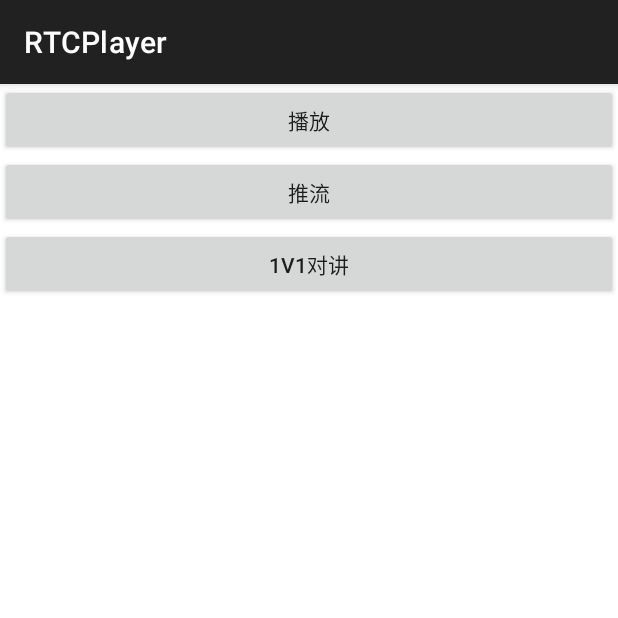
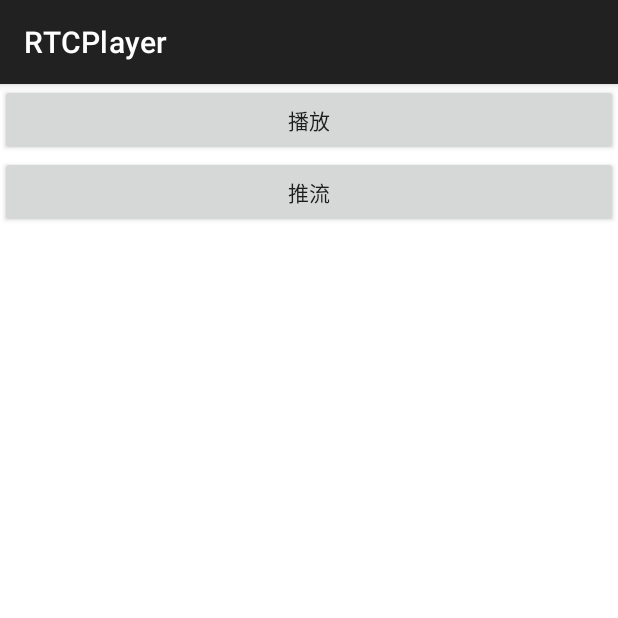
Before and after one commit to leo94666/RTCPlayer, an Android app: the screen it shows after launch (MainActivity), on a phone screen of 412 x 824 dp, the top half of it. Run offline under Robolectric (Android 15) with nearby library versions, the phone set to English and light mode, and no system bars; libraries missing offline, so code that uses them is left out: com.rtc.core; 1 statement that could not run was skipped.

Commit message:
移除1v1对讲

```diff
--- a/app/src/main/res/layout/activity_main.xml
+++ b/app/src/main/res/layout/activity_main.xml
@@ -19,10 +19,10 @@
 
 
 
-    <androidx.appcompat.widget.AppCompatButton
-        android:layout_width="match_parent"
-        android:layout_height="wrap_content"
-        android:onClick="toIntercomActivity"
-        android:text="1v1对讲" />
+<!--    <androidx.appcompat.widget.AppCompatButton-->
+<!--        android:layout_width="match_parent"-->
+<!--        android:layout_height="wrap_content"-->
+<!--        android:onClick="toIntercomActivity"-->
+<!--        android:text="1v1对讲" />-->
 
 </androidx.appcompat.widget.LinearLayoutCompat>
```
